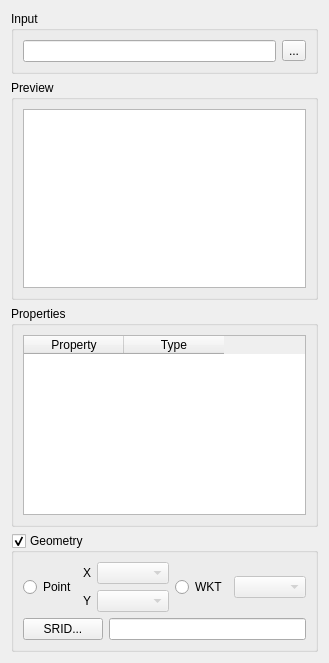
This is src/terralib/qt/widgets/externalTable/ui/dataPropertiesWidgetForm.ui in claudiobogossian/terralib5 as Qt 5 draws it before an edit. The edited form follows.
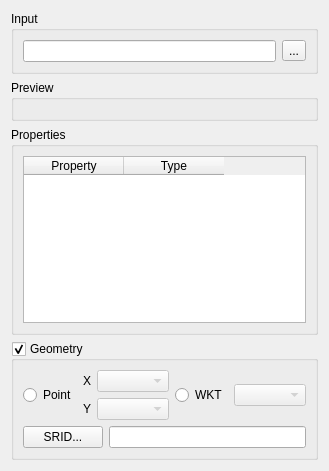
This is the edited form.

```diff
--- a/src/terralib/qt/widgets/externalTable/ui/dataPropertiesWidgetForm.ui
+++ b/src/terralib/qt/widgets/externalTable/ui/dataPropertiesWidgetForm.ui
@@ -7,7 +7,7 @@
     <x>0</x>
     <y>0</y>
     <width>308</width>
-    <height>663</height>
+    <height>471</height>
    </rect>
   </property>
   <property name="windowTitle">
@@ -47,37 +47,14 @@
           <string>Preview</string>
          </property>
          <layout class="QGridLayout" name="gridLayout_6">
-          <item row="1" column="0">
-           <widget class="QTableWidget" name="m_dataPreviewTableWidget">
-            <property name="enabled">
-             <bool>true</bool>
-            </property>
-            <property name="columnCount">
-             <number>0</number>
-            </property>
-           </widget>
-          </item>
-         </layout>
-        </widget>
-       </item>
-       <item row="1" column="0">
-        <widget class="QGroupBox" name="m_dataPropertiesGroupBox">
-         <property name="title">
-          <string>Properties</string>
-         </property>
-         <layout class="QGridLayout" name="gridLayout_7">
           <item row="0" column="0">
-           <widget class="QTableWidget" name="m_dataPropertiesTableWidget">
-            <column>
-             <property name="text">
-              <string>Property</string>
-             </property>
-            </column>
-            <column>
-             <property name="text">
-              <string>Type</string>
-             </property>
-            </column>
+           <widget class="QFrame" name="m_dataPreviewFrame">
+            <property name="frameShape">
+             <enum>QFrame::StyledPanel</enum>
+            </property>
+            <property name="frameShadow">
+             <enum>QFrame::Raised</enum>
+            </property>
            </widget>
           </item>
          </layout>
@@ -192,6 +169,29 @@
          </layout>
         </widget>
        </item>
+       <item row="1" column="0">
+        <widget class="QGroupBox" name="m_dataPropertiesGroupBox">
+         <property name="title">
+          <string>Properties</string>
+         </property>
+         <layout class="QGridLayout" name="gridLayout_7">
+          <item row="0" column="0">
+           <widget class="QTableWidget" name="m_datapropertiesTableWidget">
+            <column>
+             <property name="text">
+              <string>Property</string>
+             </property>
+            </column>
+            <column>
+             <property name="text">
+              <string>Type</string>
+             </property>
+            </column>
+           </widget>
+          </item>
+         </layout>
+        </widget>
+       </item>
       </layout>
      </item>
     </layout>
```
Left out of the diff: 54 changed lines with no effect on the pictures.
